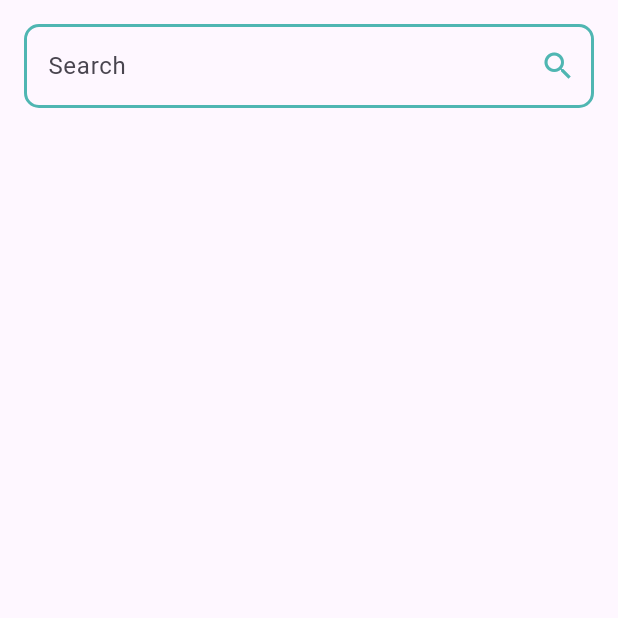
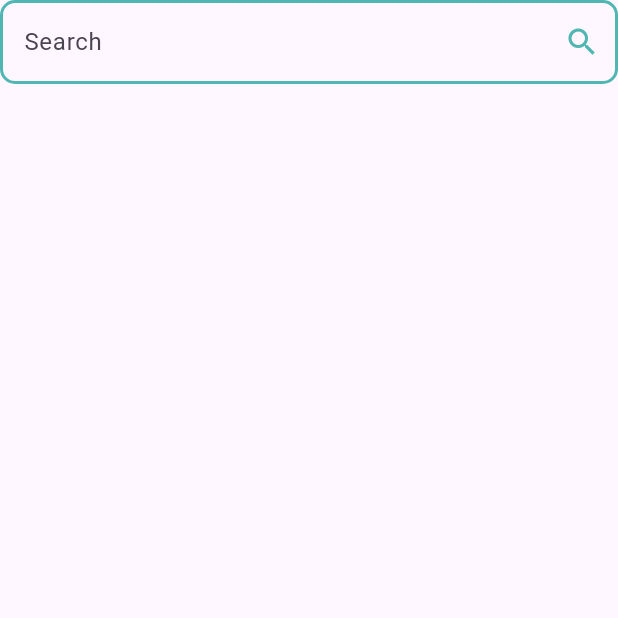
Before and after one commit to sanghyun3377/flutter-study, a Flutter app: the screen it shows after launch, on a phone screen of 412 x 824 dp, the top half of it. Run offline on Flutter 3.47's test engine with Material 3 defaults, Android fonts, the light colour scheme and no system bars; our stand-ins replace lottie.

Commit message:
함수 위치 잘못되있던거 수정

```diff
--- a/12_27/pixabay_api/lib/pages/first_page.dart
+++ b/12_27/pixabay_api/lib/pages/first_page.dart
@@ -10,25 +10,24 @@ class FristPage extends StatefulWidget {
 }
 
 class _FristPageState extends State<FristPage> {
-  @override
-  Widget build(BuildContext context) {
   final searchTextEditingController = TextEditingController();
   final repository = NetworkImageRepository();
-    List<Hits> data = [];
+  List<Hits> imagedata = [];
 
   Future searchImage(String query) async {
-      data = await repository.getHitsData(query);
-      print(data);
+    imagedata = await repository.getHitsData(
+        query); // 레포지토리의 getHitsData함수(mapper하는) 실행 그리고 imagedata에 넣어줌
+    print(imagedata);
     setState(() {});
   }
 
+  @override
+  Widget build(BuildContext context) {
     return Scaffold(
       body: SafeArea(
           child: Column(
         children: [
-          Padding(
-              padding: const EdgeInsets.all(16.0),
-              child: TextField(
+          TextField(
             controller: searchTextEditingController,
             decoration: InputDecoration(
               focusedBorder: OutlineInputBorder(
@@ -56,12 +55,12 @@ class _FristPageState extends State<FristPage> {
                 },
               ),
             ),
-              )),
+          ),
           Expanded(
             child: GridView.builder(
-              itemCount: data.length,
+              itemCount: imagedata.length,
               itemBuilder: (context, index) {
-                return Text('테스트');
+                return Image.network(imagedata[index].webformatURL);
               },
               gridDelegate: const SliverGridDelegateWithFixedCrossAxisCount(
                 crossAxisCount: 2,
```
Also changed, not shown: 12_27/pixabay_api/lib/repository/image_data_repository.dart (+5 -6 lines), 12_27/pixabay_api/lib/widget/search_textfield_widget.dart (deleted, +0 -37 lines). Lines whose indentation alone changed are shown as unchanged.
